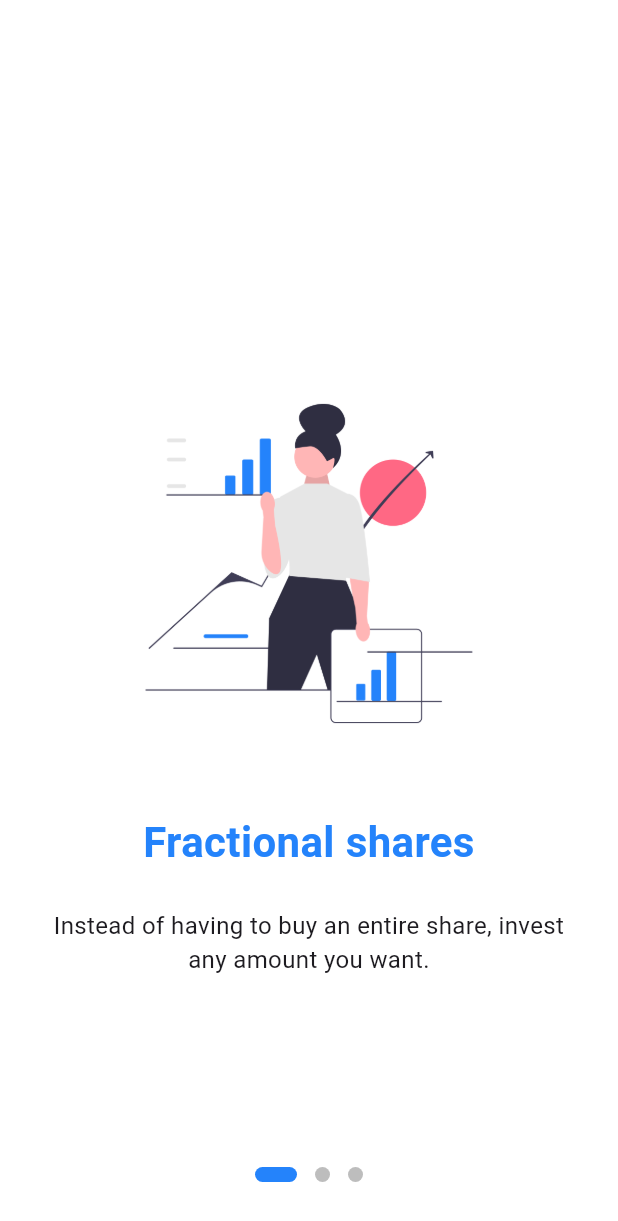
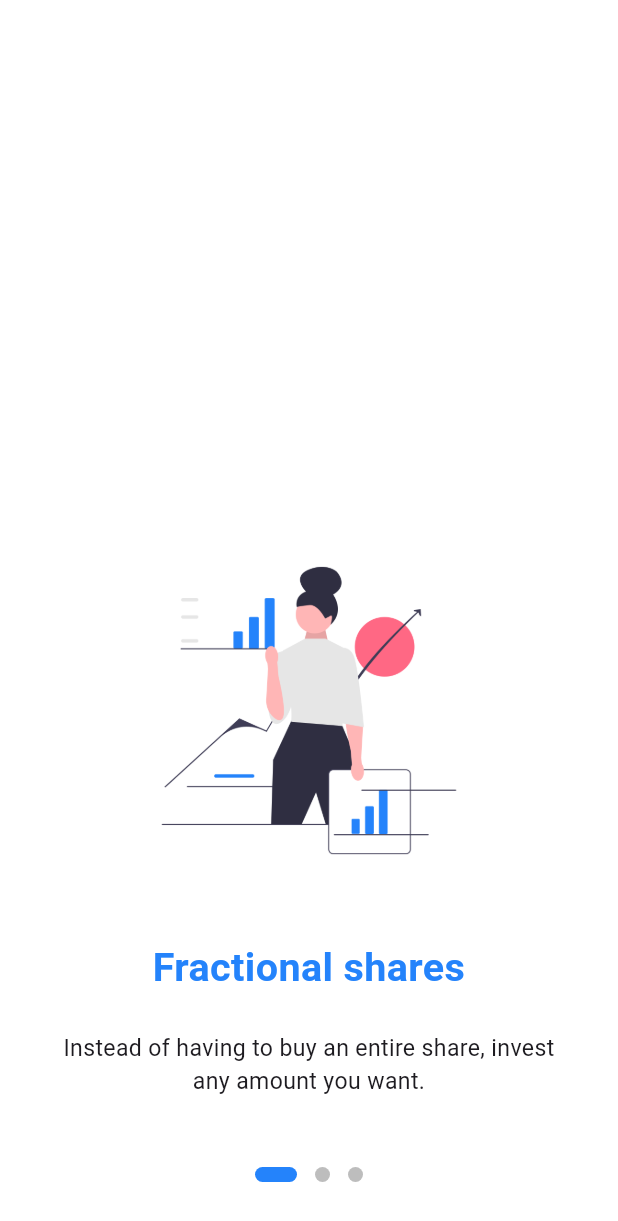
Before and after one commit to rogersovich/idealis-app, a Flutter app: the screen it shows after launch, on a phone screen of 412 x 824 dp. Shown: the top 1221 px of the screen. Run offline on Flutter 3.47's test engine with Material 2 defaults, Android fonts, the phone set to English and light mode, and no system bars; drawn by our look-alikes of introduction_screen; our stand-ins replace hexcolor.

Commit message:
[UPDATE] Apps

```diff
--- a/lib/src/feature/introduction/presentation/widgets/introduction_screen.dart
+++ b/lib/src/feature/introduction/presentation/widgets/introduction_screen.dart
@@ -1,4 +1,5 @@
 import 'package:flutter/material.dart';
+import 'package:idealis_app/size_config.dart';
 import 'package:idealis_app/src/core/constant/color_constant.dart';
 import 'package:idealis_app/src/feature/home/presentation/screens/home_screen.dart';
 import 'package:introduction_screen/introduction_screen.dart';
@@ -25,20 +26,20 @@ class OnBoardingPageState extends State<OnBoardingPage> {
 
   @override
   Widget build(BuildContext context) {
-    const bodyStyle = TextStyle(fontSize: 16.0);
+    final bodyStyle = TextStyle(fontSize: getProportionateScreenHeight(context, 7));
 
     final pageDecoration = PageDecoration(
       titleTextStyle: TextStyle(
-          fontSize: 28.0,
+          fontSize: getProportionateScreenHeight(context, 12),
           fontWeight: FontWeight.w700,
           color: kPrimaryColor),
       pageColor: Colors.white,
       bodyTextStyle: bodyStyle,
       bodyPadding: const EdgeInsets.fromLTRB(16.0, 0.0, 16.0, 16.0),
-      bodyAlignment: Alignment.topCenter,
+      bodyAlignment: Alignment.center,
       imageAlignment: Alignment.bottomCenter,
       imagePadding: const EdgeInsets.only(bottom: 0),
-      bodyFlex: 1,
+      bodyFlex: 0,
       imageFlex: 2,
       footerFlex: 0,
     );
@@ -49,7 +50,7 @@ class OnBoardingPageState extends State<OnBoardingPage> {
           title: "Fractional shares",
           body:
               "Instead of having to buy an entire share, invest any amount you want.",
-          image: _buildImage('illus_4.png'),
+          image: _buildImage('illus_4.png', 270),
           decoration: pageDecoration,
         ),
         PageViewModel(
@@ -80,7 +81,7 @@ class OnBoardingPageState extends State<OnBoardingPage> {
                   elevation: 0),
               child: const Text(
                 "Let's Go!",
-                style: TextStyle(fontSize: 16.0, fontWeight: FontWeight.w800),
+                style: TextStyle(fontSize: 12.0, fontWeight: FontWeight.w600),
               ),
             ),
           ),
@@ -93,7 +94,6 @@ class OnBoardingPageState extends State<OnBoardingPage> {
       showBackButton: false,
       showNextButton: false,
       showDoneButton: false,
-      curve: Curves.fastLinearToSlowEaseIn,
       globalBackgroundColor: Colors.white,
       controlsPadding: const EdgeInsets.only(bottom: 30),
       dotsDecorator:  DotsDecorator(
```
Also changed, not shown: lib/src/feature/home/presentation/screens/home_screen.dart (+11 -4 lines).
